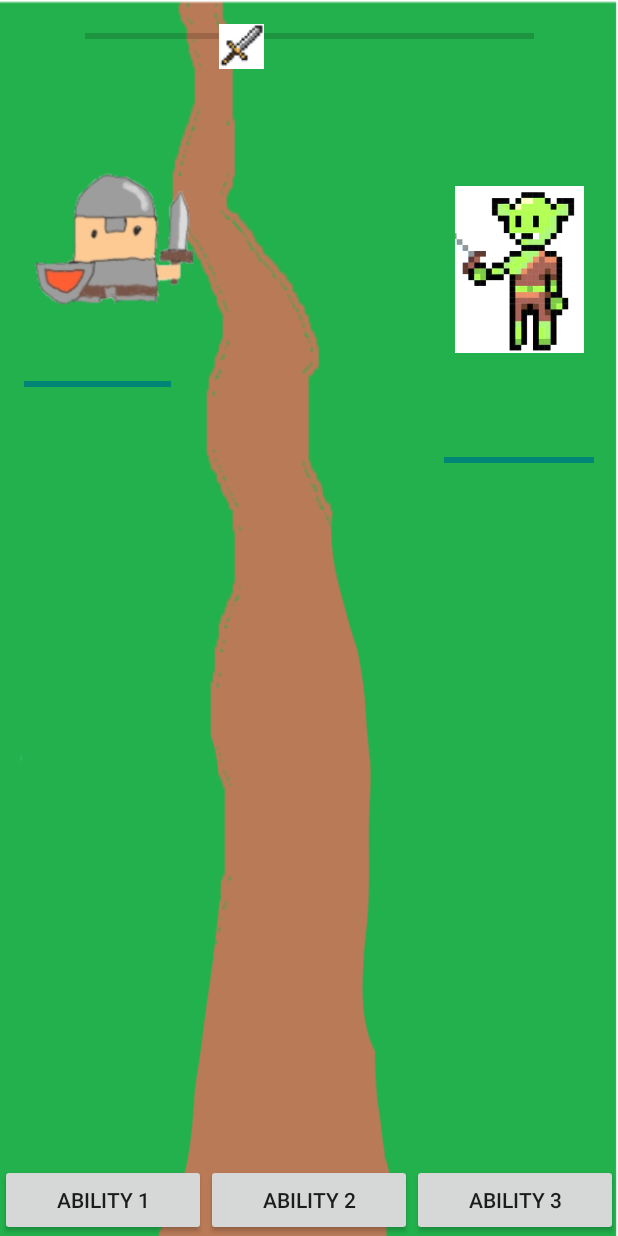
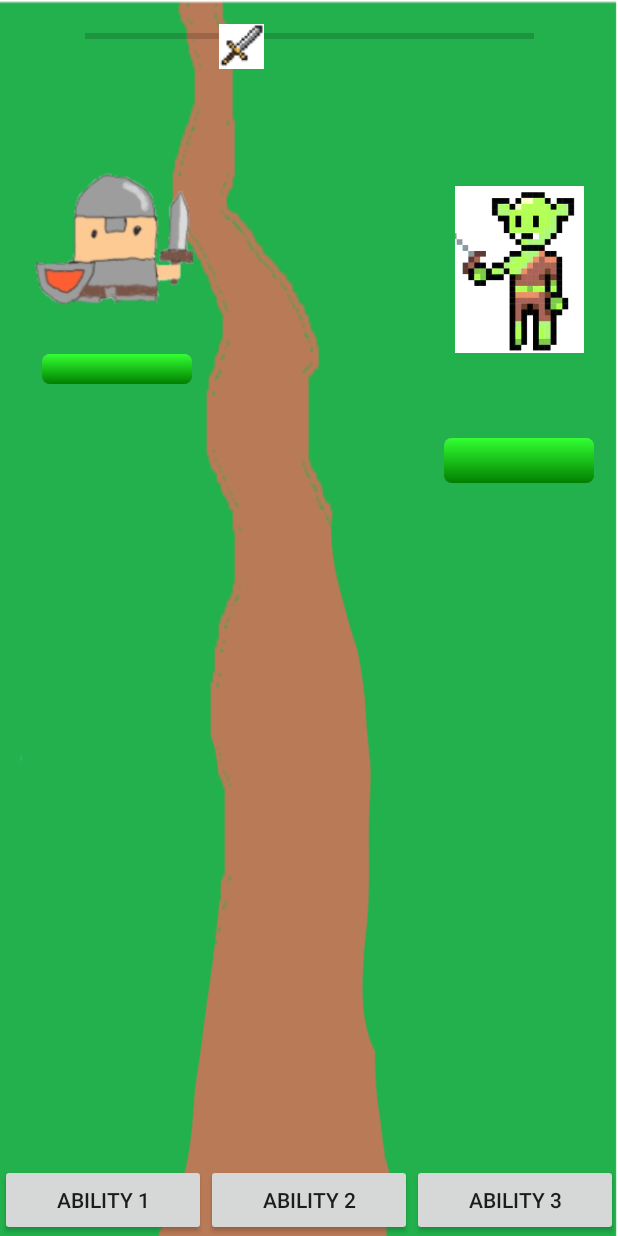
Before and after one commit to baggatbt/stepApp, an Android app: the BattleActivity screen opened directly, with no data from a screen before it, on a phone screen of 412 x 824 dp. Run offline under Robolectric (Android 15) with nearby library versions, the phone set to English and light mode, and no system bars.

Commit message:
progress bar for HP bars

```diff
--- /dev/null
+++ b/app/src/main/res/drawable/custom_progress_bar.xml
@@ -0,0 +1,40 @@
+<?xml version="1.0" encoding="utf-8"?>
+<layer-list xmlns:android="http://schemas.android.com/apk/res/android">
+    <item android:id="@android:id/background">
+        <shape>
+            <corners android:radius="5dip" />
+            <gradient
+                android:angle="270"
+                android:centerColor="#ff5a5d5a"
+                android:centerY="0.75"
+                android:endColor="#ff747674"
+                android:startColor="#ff9d9e9d" />
+        </shape>
+    </item>
+
+    <item android:id="@android:id/secondaryProgress">
+        <clip>
+            <shape>
+                <corners android:radius="5dip" />
+                <gradient
+                    android:angle="270"
+                    android:centerColor="#80ffb600"
+                    android:centerY="0.75"
+                    android:endColor="#a0ffcb00"
+                    android:startColor="#80ffd300" />
+            </shape>
+        </clip>
+    </item>
+    <item android:id="@android:id/progress">
+        <clip>
+            <shape>
+                <corners android:radius="5dip" />
+                <gradient
+                    android:angle="270"
+                    android:endColor="#008000"
+                    android:startColor="#33FF33" />
+            </shape>
+        </clip>
+    </item>
+
+</layer-list>
--- a/app/src/main/res/layout/activity_battle.xml
+++ b/app/src/main/res/layout/activity_battle.xml
@@ -189,18 +189,21 @@
         android:layout_marginTop="292dp"
         android:layout_marginEnd="16dp"
         app:layout_constraintEnd_toEndOf="parent"
-        app:layout_constraintTop_toTopOf="parent" />
+        app:layout_constraintTop_toTopOf="parent"
+        android:progressDrawable="@drawable/custom_progress_bar"/>
 
     <ProgressBar
         android:id="@+id/playerHealthBar"
         style="@style/Widget.AppCompat.ProgressBar.Horizontal"
-        android:layout_width="98dp"
-        android:layout_height="21dp"
+        android:layout_width="100dp"
+        android:layout_height="20dp"
+        android:layout_marginStart="28dp"
+        android:layout_marginTop="236dp"
+        android:progressDrawable="@drawable/custom_progress_bar"
+        app:layout_constraintStart_toStartOf="parent"
+        app:layout_constraintTop_toTopOf="parent"
 
-        android:layout_marginStart="16dp"
-        android:layout_marginTop="245dp"
-        app:layout_constraintStart_toStartOf="parent"
-        app:layout_constraintTop_toTopOf="parent" />
+        />
 
 
 </androidx.constraintlayout.widget.ConstraintLayout>
--- a/app/src/main/res/values/themes.xml
+++ b/app/src/main/res/values/themes.xml
@@ -12,5 +12,6 @@
         <!-- Status bar color. -->
         <item name="android:statusBarColor">?attr/colorPrimaryVariant</item>
         <!-- Customize your theme here. -->
+
     </style>
 </resources>
```
Also changed, not shown: 1 other file.
